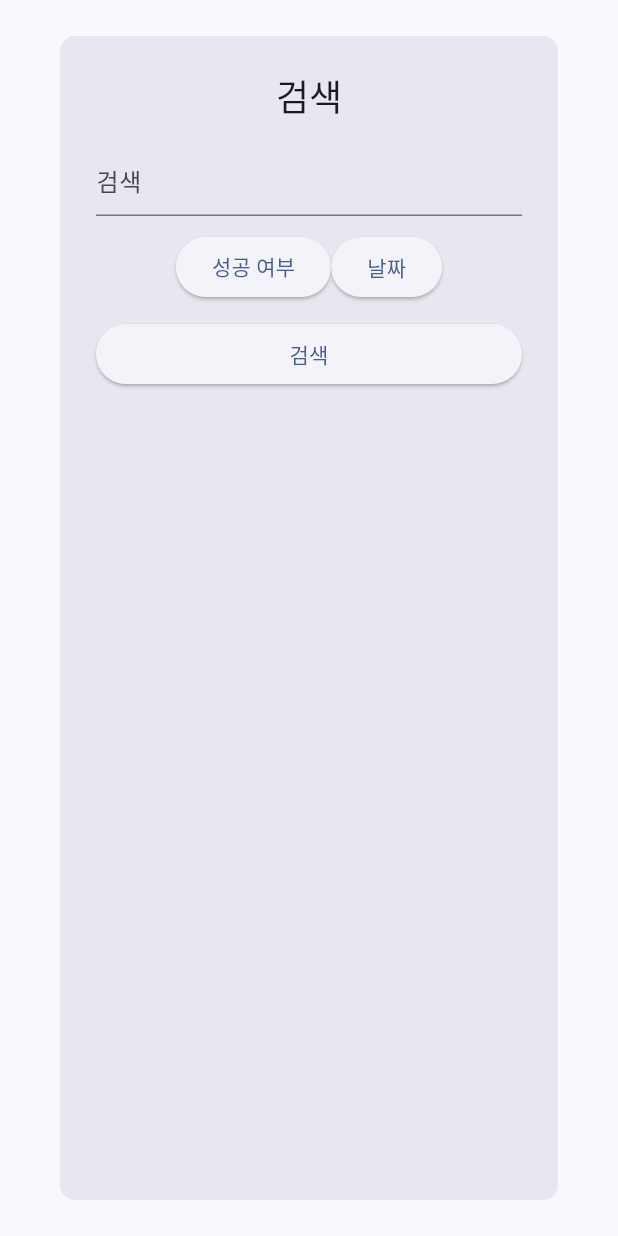
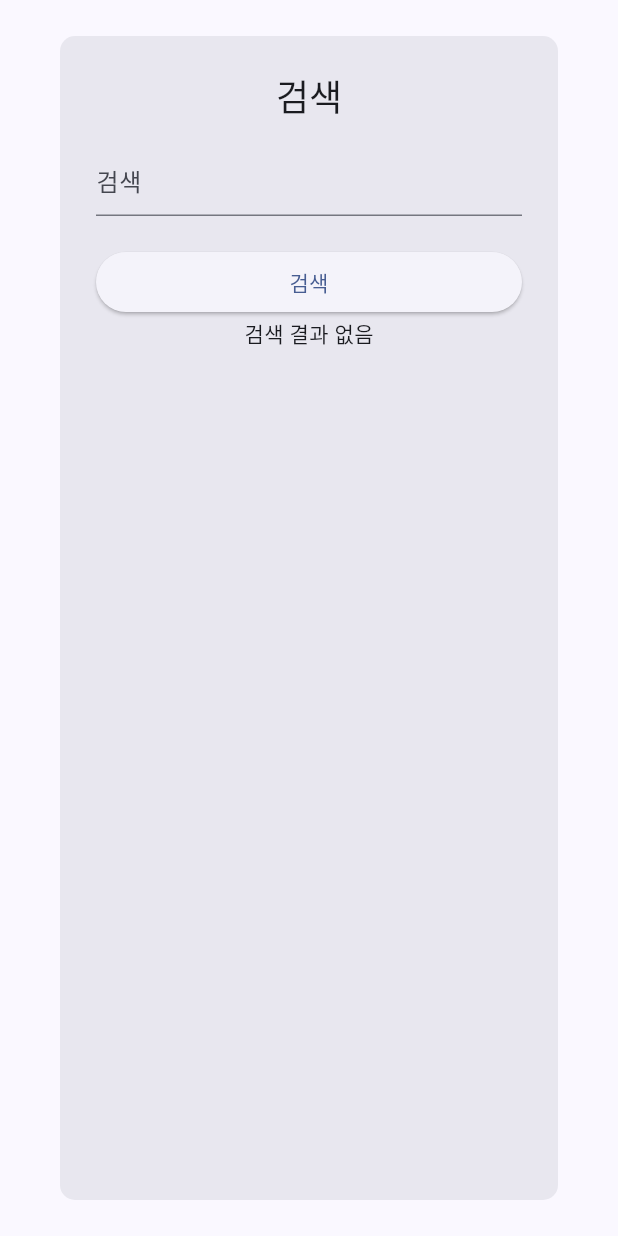
Before and after one commit to jaehee21232/todolist, a Flutter app: the SearchDialog widget shown alone on an empty page, opened directly, after a tap on "검색", on a phone screen of 412 x 824 dp. Run offline on Flutter 3.47's test engine with Material 2 defaults, Android fonts, the phone set to English and light mode, and no system bars; our stand-ins replace cloud_firestore, firebase_core, flutter_riverpod; accounts and stored records are empty.

Commit message:
feat: text 검색

```diff
--- a/lib/todolist/common/component/search_dialog.dart
+++ b/lib/todolist/common/component/search_dialog.dart
@@ -1,4 +1,7 @@
+import 'package:cloud_firestore/cloud_firestore.dart';
 import 'package:flutter/material.dart';
+import 'package:todolist/todolist/common/component/todo_block.dart';
+import 'package:todolist/todolist/common/model/todomodel.dart';
 
 class SearchDialog extends StatefulWidget {
   const SearchDialog({super.key});
@@ -8,6 +11,8 @@ class SearchDialog extends StatefulWidget {
 }
 
 class _SearchDialogState extends State<SearchDialog> {
+  Future<QuerySnapshot>? futureSearchResults;
+  TextEditingController textController = TextEditingController();
   @override
   Widget build(BuildContext context) {
     return AlertDialog(
@@ -17,35 +22,66 @@ class _SearchDialogState extends State<SearchDialog> {
       title: Center(child: Text("검색")),
       content: Column(
         children: [
-          TextField(
-            decoration: InputDecoration(hintText: "검색"),
+          TextFormField(
+            controller: textController,
+            decoration: InputDecoration(
+              hintText: "검색",
+            ),
+            onFieldSubmitted: SearchTodo,
           ),
           SizedBox(
             height: 10,
-          ),
-          Row(
-            mainAxisAlignment: MainAxisAlignment.center,
-            children: [
-              ElevatedButton(onPressed: () {}, child: Text("성공 여부")),
-              ElevatedButton(onPressed: () {}, child: Text("날짜"))
-            ],
           ),
           SizedBox(
             height: 10,
           ),
           SizedBox(
               width: 400,
-              child: ElevatedButton(onPressed: () {}, child: Text("검색"))),
+              child: ElevatedButton(
+                  onPressed: () {
+                    print(textController.text);
+                    SearchTodo(textController.text);
+                  },
+                  child: Text("검색"))),
+          futureSearchResults == null ? Text("") : SearchTrue()
         ],
       ),
     );
   }
 
-  SerachTrue() {
+  SearchTodo(str) {
+    print(str);
+    Future<QuerySnapshot> allTodos = FirebaseFirestore.instance
+        .collection("todos")
+        .where("todo", isEqualTo: str)
+        .get();
+    print(allTodos);
+    print("이거임");
+    setState(() {
+      futureSearchResults = allTodos;
+    });
+  }
+
+  SearchTrue() {
     return FutureBuilder(
+      future: futureSearchResults,
       builder: (context, snapshot) {
         if (!snapshot.hasData) {
           return CircularProgressIndicator();
+        } else {
+          if (snapshot.data!.docs.isEmpty) {
+            return Text("검색 결과 없음");
+          } else {
+            print(snapshot.data!.docs[0].runtimeType);
+            TodoModel data = TodoModel.fromJson(
+              todo: snapshot.data!.docs[0]["todo"],
+              date: snapshot.data!.docs[0]["date"],
+              id: snapshot.data!.docs[0]["id"],
+              reference: snapshot.data!.docs[0]["reference"],
+              success: snapshot.data!.docs[0]["success"],
+            );
+            return TodoBlock(data: data);
+          }
         }
       },
     );
```
